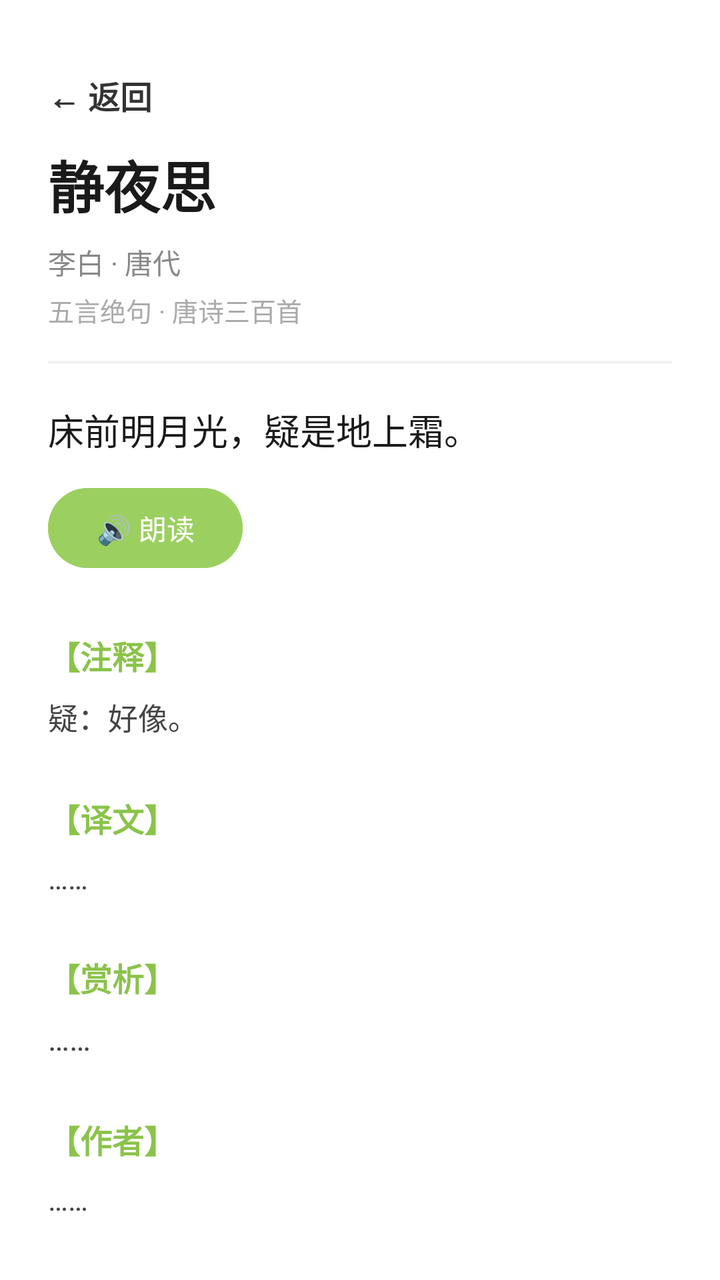
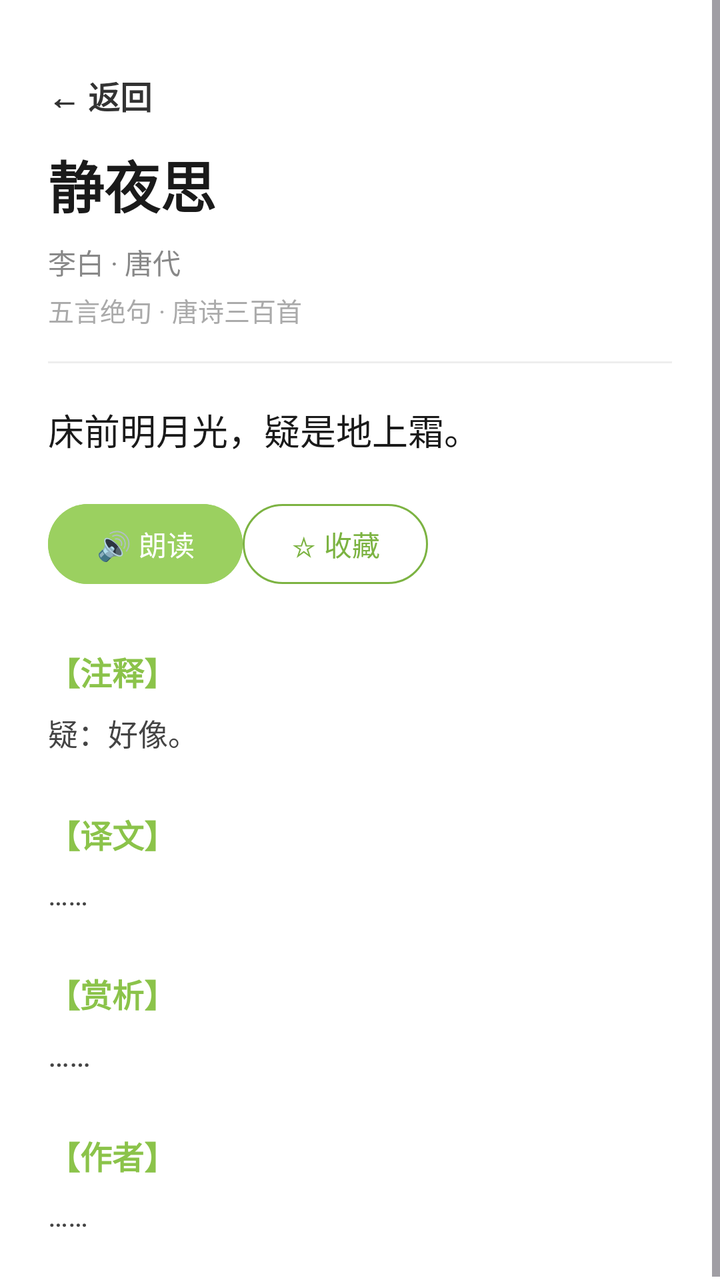

Before-and-after screenshots of an Android layout around one commit, followed by the original layout XML and the change that was made.
<!-- AndroidManifest.xml: application theme Theme.PoemApp -->
<!-- res/layout/details.xml -->
<?xml version="1.0" encoding="utf-8"?>
<ScrollView xmlns:android="http://schemas.android.com/apk/res/android"
    android:layout_width="match_parent"
    android:layout_height="match_parent"
    android:background="#FFFFFF">

    <LinearLayout
        android:layout_width="match_parent"
        android:layout_height="wrap_content"
        android:orientation="vertical"
        android:padding="24dp"
        android:paddingBottom="48dp" >

        <TextView
            android:id="@+id/btnBack"
            android:layout_width="wrap_content"
            android:layout_height="wrap_content"
            android:paddingTop="12dp"
            android:paddingBottom="12dp"
            android:text="← 返回"
            android:textSize="16sp"
            android:textColor="#333333"
            android:textStyle="bold"/>

        
        <TextView
            android:id="@+id/tvDetailTitle"
            android:layout_width="match_parent"
            android:layout_height="wrap_content"
            android:text="静夜思"
            android:textSize="28sp"
            android:textStyle="bold"
            android:textColor="#1A1A1A" />

        
        <TextView
            android:id="@+id/tvDetailAuthor"
            android:layout_width="match_parent"
            android:layout_height="wrap_content"
            android:layout_marginTop="8dp"
            android:text="李白 · 唐代"
            android:textSize="14sp"
            android:textColor="#888888" />

        
        <TextView
            android:id="@+id/tvDetailMeta"
            android:layout_width="match_parent"
            android:layout_height="wrap_content"
            android:layout_marginTop="4dp"
            android:text="五言绝句 · 唐诗三百首"
            android:textSize="13sp"
            android:textColor="#AAAAAA" />

        <View
            android:layout_width="match_parent"
            android:layout_height="1dp"
            android:layout_marginTop="16dp"
            android:background="#EEEEEE" />

        
        <TextView
            android:id="@+id/tvDetailContent"
            android:layout_width="match_parent"
            android:layout_height="wrap_content"
            android:layout_marginTop="20dp"
            android:text="床前明月光，疑是地上霜。"
            android:textSize="18sp"
            android:textColor="#1A1A1A"
            android:lineSpacingExtra="10dp" />

        <Button
            android:id="@+id/btnSpeak"
            android:layout_width="wrap_content"
            android:layout_height="wrap_content"
            android:layout_marginTop="12dp"
            android:text="🔊 朗读"
            android:textSize="14sp"
            android:backgroundTint="#9BD060"/>

        
        <TextView
            android:layout_width="match_parent"
            android:layout_height="wrap_content"
            android:layout_marginTop="28dp"
            android:text="【注释】"
            android:textSize="16sp"
            android:textStyle="bold"
            android:textColor="#8BC34A" />

        <TextView
            android:id="@+id/tvDetailNotes"
            android:layout_width="match_parent"
            android:layout_height="wrap_content"
            android:layout_marginTop="8dp"
            android:text="疑：好像。"
            android:textSize="15sp"
            android:textColor="#444444"
            android:lineSpacingExtra="6dp" />

        
        <TextView
            android:layout_width="match_parent"
            android:layout_height="wrap_content"
            android:layout_marginTop="28dp"
            android:text="【译文】"
            android:textSize="16sp"
            android:textStyle="bold"
            android:textColor="#8BC34A" />

        <TextView
            android:id="@+id/tvDetailTranslate"
            android:layout_width="match_parent"
            android:layout_height="wrap_content"
            android:layout_marginTop="8dp"
            android:text="……"
            android:textSize="15sp"
            android:textColor="#444444"
            android:lineSpacingExtra="6dp" />

        
        <TextView
            android:layout_width="match_parent"
            android:layout_height="wrap_content"
            android:layout_marginTop="28dp"
            android:text="【赏析】"
            android:textSize="16sp"
            android:textStyle="bold"
            android:textColor="#8BC34A" />

        <TextView
            android:id="@+id/tvDetailAppreciation"
            android:layout_width="match_parent"
            android:layout_height="wrap_content"
            android:layout_marginTop="8dp"
            android:text="……"
            android:textSize="16sp"
            android:textColor="#444444"
            android:lineSpacingExtra="10dp" />

        
        <TextView
            android:layout_width="match_parent"
            android:layout_height="wrap_content"
            android:layout_marginTop="28dp"
            android:text="【作者】"
            android:textSize="16sp"
            android:textStyle="bold"
            android:textColor="#8BC34A" />

        <TextView
            android:id="@+id/tvDetailAuthorBio"
            android:layout_width="match_parent"
            android:layout_height="wrap_content"
            android:layout_marginTop="8dp"
            android:text="……"
            android:textSize="15sp"
            android:textColor="#444444"
            android:lineSpacingExtra="6dp" />

    </LinearLayout>

</ScrollView>
<!-- resources referenced by this layout -->
<resources>
  <style name="Theme.PoemApp" parent="Base.Theme.PoemApp" />
  <style name="Base.Theme.PoemApp" parent="Theme.Material3.DayNight.NoActionBar">
          
          
      </style>
</resources>

<!-- the commit's change to res/layout/details.xml (unified diff, before → after) -->
@@ -1,5 +1,6 @@
 <?xml version="1.0" encoding="utf-8"?>
 <ScrollView xmlns:android="http://schemas.android.com/apk/res/android"
+    xmlns:app="http://schemas.android.com/apk/res-auto"
     android:layout_width="match_parent"
     android:layout_height="match_parent"
     android:background="#FFFFFF">
@@ -69,14 +70,36 @@
             android:textColor="#1A1A1A"
             android:lineSpacingExtra="10dp" />
 
-        <Button
-            android:id="@+id/btnSpeak"
+        <LinearLayout
             android:layout_width="wrap_content"
             android:layout_height="wrap_content"
-            android:layout_marginTop="12dp"
-            android:text="🔊 朗读"
-            android:textSize="14sp"
-            android:backgroundTint="#9BD060"/>
+            android:orientation="horizontal"
+            android:layout_marginTop="20dp"
+            android:layout_marginEnd="20dp" >
+
+            <Button
+                android:id="@+id/btnSpeak"
+                android:layout_width="wrap_content"
+                android:layout_height="wrap_content"
+                android:text="🔊 朗读"
+                android:textSize="14sp"
+                android:backgroundTint="#9BD060"/>
+
+            <Button
+                android:id="@+id/btnFavorite"
+                android:layout_width="wrap_content"
+                android:layout_height="wrap_content"
+                android:text="☆ 收藏"
+                android:textSize="14sp"
+                android:textColor="#7CB342"
+                android:backgroundTint="#FFFFFF"
+                app:strokeColor="#7CB342"
+                app:strokeWidth="1dp" />
+
+        </LinearLayout>
+
+
+
 
         
         <TextView
